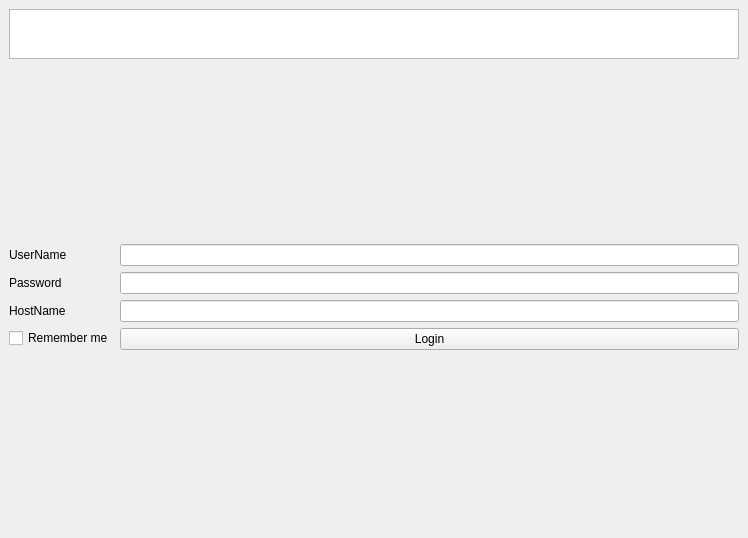
The window that Login.ui (germandutchwindtunnels/nettools) describes before a commit, drawn with Qt 5.
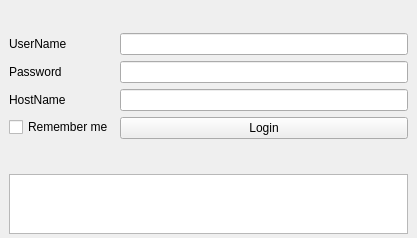
The same window after the commit.

Patch:
```diff
--- a/Login.ui
+++ b/Login.ui
@@ -6,8 +6,8 @@
    <rect>
     <x>0</x>
     <y>0</y>
-    <width>748</width>
-    <height>538</height>
+    <width>417</width>
+    <height>238</height>
    </rect>
   </property>
   <property name="windowTitle">
@@ -21,6 +21,66 @@
        <enum>QLayout::SetFixedSize</enum>
       </property>
       <item>
+       <layout class="QFormLayout" name="formLayout">
+        <property name="formAlignment">
+         <set>Qt::AlignLeading|Qt::AlignLeft|Qt::AlignVCenter</set>
+        </property>
+        <property name="verticalSpacing">
+         <number>6</number>
+        </property>
+        <item row="1" column="0">
+         <widget class="QLabel" name="label">
+          <property name="text">
+           <string>UserName</string>
+          </property>
+         </widget>
+        </item>
+        <item row="1" column="1">
+         <widget class="QLineEdit" name="UserName"/>
+        </item>
+        <item row="2" column="0">
+         <widget class="QLabel" name="label_2">
+          <property name="text">
+           <string>Password</string>
+          </property>
+         </widget>
+        </item>
+        <item row="2" column="1">
+         <widget class="QLineEdit" name="Password">
+          <property name="echoMode">
+           <enum>QLineEdit::Password</enum>
+          </property>
+         </widget>
+        </item>
+        <item row="3" column="0">
+         <widget class="QLabel" name="hostNameLabel">
+          <property name="text">
+           <string>HostName</string>
+          </property>
+         </widget>
+        </item>
+        <item row="3" column="1">
+         <widget class="QLineEdit" name="HostName"/>
+        </item>
+        <item row="4" column="0">
+         <widget class="QCheckBox" name="RememberCheck">
+          <property name="text">
+           <string>Remember me</string>
+          </property>
+         </widget>
+        </item>
+        <item row="4" column="1">
+         <widget class="QPushButton" name="LoginButton">
+          <property name="text">
+           <string>Login</string>
+          </property>
+         </widget>
+        </item>
+       </layout>
+      </item>
+     </layout>
+    </item>
+    <item>
        <widget class="QPlainTextEdit" name="errorBox">
         <property name="sizePolicy">
          <sizepolicy hsizetype="Expanding" vsizetype="Fixed">
@@ -28,6 +88,12 @@
           <verstretch>0</verstretch>
          </sizepolicy>
         </property>
+      <property name="minimumSize">
+       <size>
+        <width>0</width>
+        <height>60</height>
+       </size>
+      </property>
         <property name="maximumSize">
          <size>
           <width>16777215</width>
@@ -93,63 +159,6 @@
        </widget>
       </item>
      </layout>
-    </item>
-    <item>
-     <layout class="QFormLayout" name="formLayout">
-      <property name="formAlignment">
-       <set>Qt::AlignLeading|Qt::AlignLeft|Qt::AlignVCenter</set>
-      </property>
-      <item row="1" column="0">
-       <widget class="QLabel" name="label">
-        <property name="text">
-         <string>UserName</string>
-        </property>
-       </widget>
-      </item>
-      <item row="1" column="1">
-       <widget class="QLineEdit" name="UserName"/>
-      </item>
-      <item row="2" column="0">
-       <widget class="QLabel" name="label_2">
-        <property name="text">
-         <string>Password</string>
-        </property>
-       </widget>
-      </item>
-      <item row="2" column="1">
-       <widget class="QLineEdit" name="Password">
-        <property name="echoMode">
-         <enum>QLineEdit::Password</enum>
-        </property>
-       </widget>
-      </item>
-      <item row="4" column="1">
-       <widget class="QPushButton" name="LoginButton">
-        <property name="text">
-         <string>Login</string>
-        </property>
-       </widget>
-      </item>
-      <item row="3" column="1">
-       <widget class="QLineEdit" name="HostName"/>
-      </item>
-      <item row="3" column="0">
-       <widget class="QLabel" name="hostNameLabel">
-        <property name="text">
-         <string>HostName</string>
-        </property>
-       </widget>
-      </item>
-      <item row="4" column="0">
-       <widget class="QCheckBox" name="RememberCheck">
-        <property name="text">
-         <string>Remember me</string>
-        </property>
-       </widget>
-      </item>
-     </layout>
-    </item>
-   </layout>
   </widget>
   <widget class="QMenuBar" name="menubar">
    <property name="geometry">
```
Left out of the diff: 6 changed lines with no effect on the pictures. Lines whose indentation alone changed are shown as unchanged.
